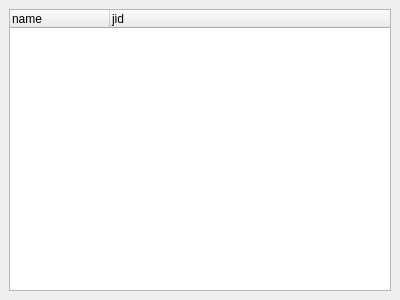
First picture: the form in widgets/servicediscovery.ui, repository xmpp-graveyard/jabbim, before the edit.
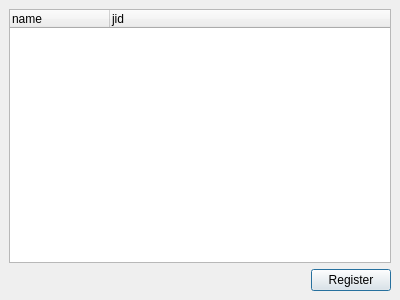
Second picture: the form after the edit.

Commit message: register tlacitko se meni podle feature itemu

Patch:
```diff
--- a/widgets/servicediscovery.ui
+++ b/widgets/servicediscovery.ui
@@ -19,7 +19,27 @@
    <property name="spacing" >
     <number>6</number>
    </property>
-   <item row="0" column="0" >
+   <item row="1" column="0" >
+    <spacer>
+     <property name="orientation" >
+      <enum>Qt::Horizontal</enum>
+     </property>
+     <property name="sizeHint" >
+      <size>
+       <width>291</width>
+       <height>20</height>
+      </size>
+     </property>
+    </spacer>
+   </item>
+   <item row="1" column="1" >
+    <widget class="QPushButton" name="register" >
+     <property name="text" >
+      <string>Register</string>
+     </property>
+    </widget>
+   </item>
+   <item row="0" column="0" colspan="2" >
     <widget class="QTreeWidget" name="tree" >
      <property name="iconSize" >
       <size>
```
The commit also changes 2 other files.
